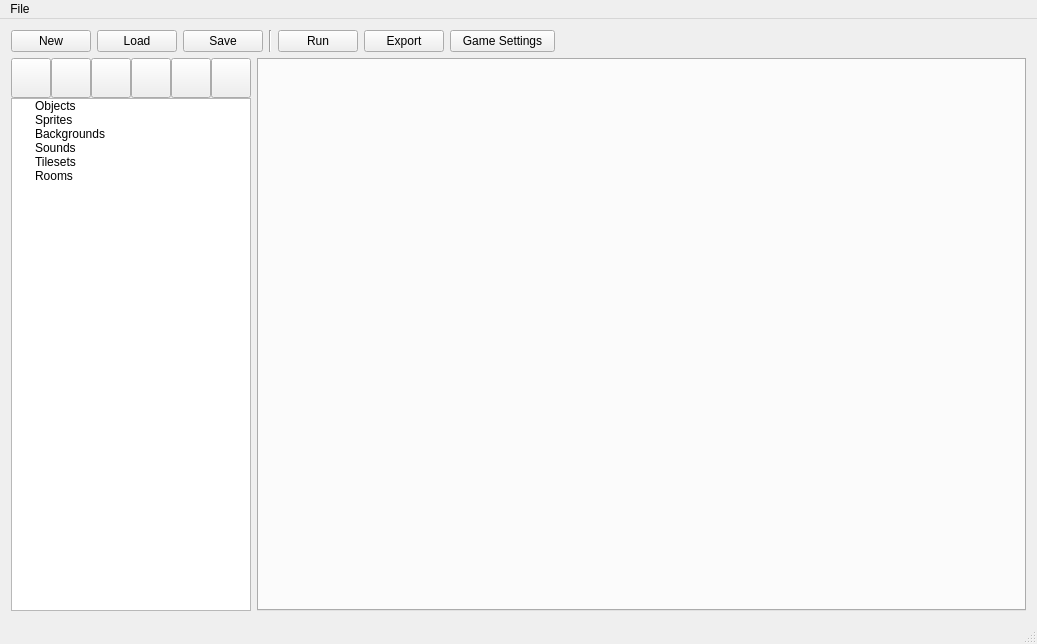
Old version of the form Editor/forms/mainwindow.ui in the repository tffdev/Lumi.
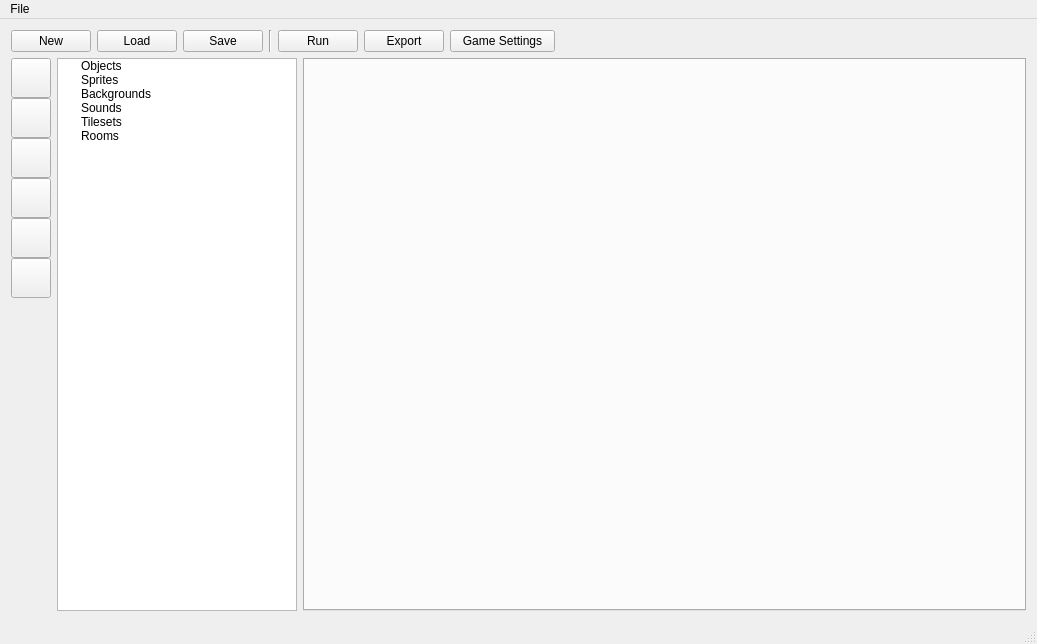
New version of the form. Icons and pictures are not drawn. Custom widgets are drawn as their Qt base class.

Commit message: :art: Moved "new" icons in editor

Patch:
```diff
--- a/Editor/forms/mainwindow.ui
+++ b/Editor/forms/mainwindow.ui
@@ -200,9 +200,9 @@
               <verstretch>0</verstretch>
              </sizepolicy>
             </property>
-            <layout class="QVBoxLayout" name="verticalLayout_3">
+            <layout class="QHBoxLayout" name="horizontalLayout_4">
              <property name="spacing">
-              <number>0</number>
+              <number>6</number>
              </property>
              <property name="leftMargin">
               <number>0</number>
@@ -216,9 +216,9 @@
              <property name="bottomMargin">
               <number>0</number>
              </property>
-             <item>
+             <item alignment="Qt::AlignTop">
               <widget class="QWidget" name="newAssetButtons" native="true">
-               <layout class="QHBoxLayout" name="horizontalLayout_2">
+               <layout class="QVBoxLayout" name="verticalLayout_3">
                 <property name="spacing">
                  <number>0</number>
                 </property>
```
